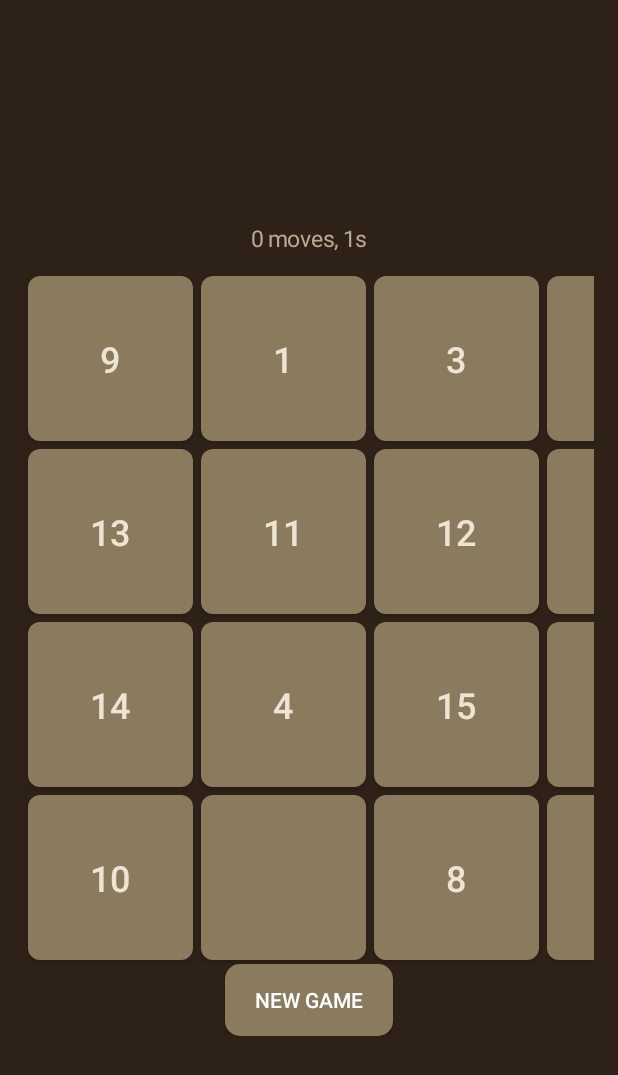
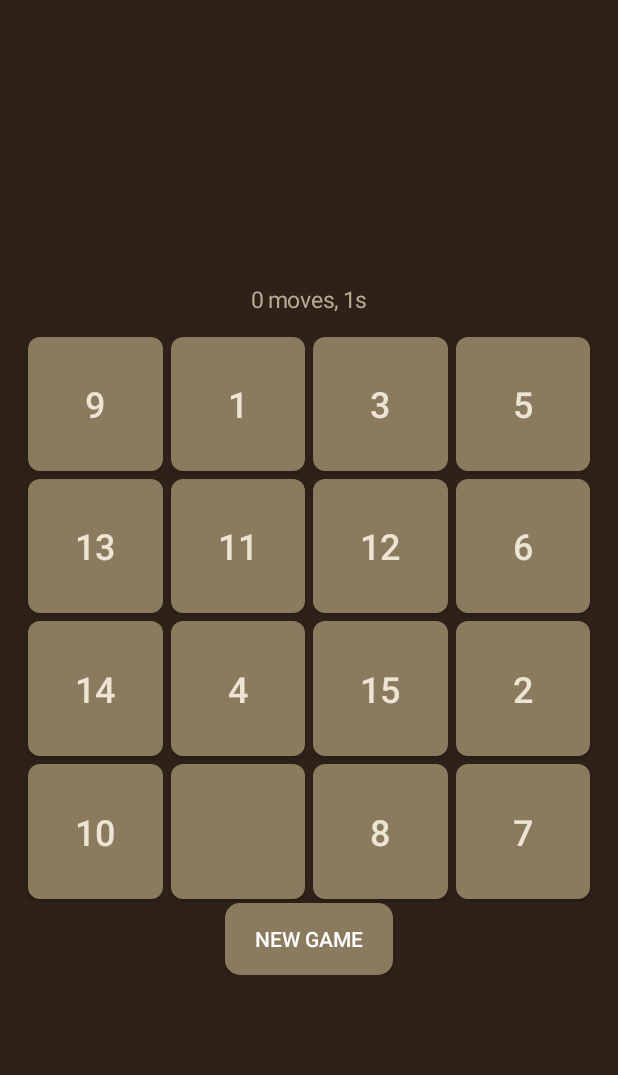
Before and after one commit to i3iorn/game_portal, an Android app: the SlidingPuzzleActivity screen opened directly, with no data from a screen before it, on a phone screen of 412 x 824 dp. Shown: the top 1075 px of the screen. Run offline under Robolectric (Android 15) with nearby library versions, the phone set to English and light mode, and no system bars.

Commit message:
Responsive boards: SquareGridLayout sizes boards to min(width,height) so games fill full width in portrait and full height in landscape; weighted cells, TicTacToe board square-measured and weight-filled

```diff
--- a/app/src/main/java/com/micro/gameportal/SlidingPuzzleActivity.kt
+++ b/app/src/main/java/com/micro/gameportal/SlidingPuzzleActivity.kt
@@ -84,23 +84,17 @@ class SlidingPuzzleActivity : Activity() {
         status = Ui.status(this)
         Ui.addCentered(root, status)
         cells = Array(size * size) { Button(this) }
-        val grid = GridLayout(this).apply {
+        val grid = SquareGridLayout(this).apply {
             columnCount = size
             cells.forEachIndexed { index, button ->
-                button.textSize = (cell / 5f).coerceAtMost(24f)
+                button.textSize = 24f
                 button.setTextColor(Ui.theme(this@SlidingPuzzleActivity).text)
                 Ui.cell(button, Ui.theme(this@SlidingPuzzleActivity).primary)
                 button.setOnClickListener { onCellTap(index) }
-                addView(
-                    button,
-                    GridLayout.LayoutParams().apply {
-                        width = cell; height = cell
-                        setMargins(4, 4, 4, 4)
-                    },
-                )
+                addView(button, cellParams(index / size, index % size, 4))
             }
         }
-        Ui.addCentered(root, grid)
+        root.addView(grid, SquareGridLayout.fillLayoutParams())
         Ui.addCentered(root, Ui.button(this, "New game") {
             game.newGame()
             elapsedBaseMs = 0L
--- /dev/null
+++ b/app/src/main/java/com/micro/gameportal/SquareGridLayout.kt
@@ -0,0 +1,46 @@
+package com.micro.gameportal
+
+import android.content.Context
+import android.view.View
+import android.view.ViewGroup
+import android.widget.GridLayout
+import android.widget.LinearLayout
+
+/**
+ * A GridLayout that always renders as a square sized to the smaller of its
+ * two available dimensions — so boards take the full width in portrait and
+ * the full height in landscape. Children use weighted specs and a 0 size to
+ * share the square equally.
+ */
+class SquareGridLayout(context: Context) : GridLayout(context) {
+
+    override fun onMeasure(widthMeasureSpec: Int, heightMeasureSpec: Int) {
+        val availableWidth = View.MeasureSpec.getSize(widthMeasureSpec)
+        val availableHeight = View.MeasureSpec.getSize(heightMeasureSpec)
+        val side = minOf(availableWidth, availableHeight)
+        val squareSpec = View.MeasureSpec.makeMeasureSpec(side, View.MeasureSpec.EXACTLY)
+        super.onMeasure(squareSpec, squareSpec)
+    }
+
+    /** Layout params for an equally sharing cell at [row]/[col]. */
+    fun cellParams(row: Int, col: Int, marginPx: Int): GridLayout.LayoutParams =
+        GridLayout.LayoutParams(
+            spec(row, 1f),
+            spec(col, 1f),
+        ).apply {
+            width = 0
+            height = 0
+            setMargins(marginPx, marginPx, marginPx, marginPx)
+        }
+
+    companion object {
+        /** Layout params that let the square board consume all leftover space
+         *  inside the vertical game root (weight-based). */
+        fun fillLayoutParams(): LinearLayout.LayoutParams =
+            LinearLayout.LayoutParams(
+                ViewGroup.LayoutParams.MATCH_PARENT,
+                0,
+                1f,
+            )
+    }
+}
--- a/app/src/main/java/com/micro/gameportal/TicTacToeActivity.kt
+++ b/app/src/main/java/com/micro/gameportal/TicTacToeActivity.kt
@@ -33,7 +33,7 @@ class TicTacToeActivity : Activity() {
         board = TicTacToeBoardView(this).apply { background = Ui.rounded(this@TicTacToeActivity, Ui.theme(this@TicTacToeActivity).surface, radiusDp = 14f, ripple = false) }
         board.onCellTapped = ::onCellTapped
         Ui.addCentered(root, status)
-        Ui.addCentered(root, board)
+        root.addView(board, SquareGridLayout.fillLayoutParams())
         opponentButton = Ui.button(this, "", size = Ui.ButtonSize.WIDE) { cycleOpponent() }
         Ui.addCentered(root, opponentButton)
         Ui.addCentered(root, Ui.button(this, "New game", size = Ui.ButtonSize.WIDE) {
```
Also changed, not shown: app/src/main/java/com/micro/gameportal/Game2048Activity.kt (+4 -10 lines), app/src/main/java/com/micro/gameportal/LightsOutActivity.kt (+3 -9 lines), app/src/main/java/com/micro/gameportal/MemoryActivity.kt (+4 -10 lines), app/src/main/java/com/micro/gameportal/MinefieldActivity.kt (+4 -10 lines), app/src/main/java/com/micro/gameportal/TicTacToeBoardView.kt (+9 -0 lines).
